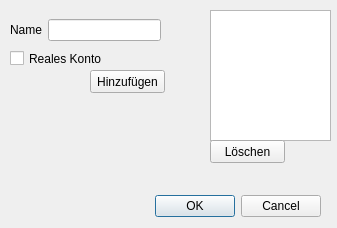
The window that View/src/main/resources/design/ui/accountcategorydialog.ui (marcuskraft/DimeDiaryJavaFx) describes before a commit, drawn with Qt 5.
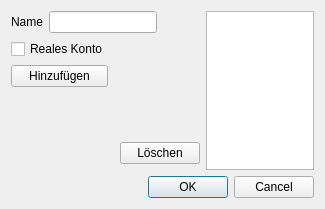
The same window after the commit.

```diff
--- a/View/src/main/resources/design/ui/accountcategorydialog.ui
+++ b/View/src/main/resources/design/ui/accountcategorydialog.ui
@@ -6,22 +6,16 @@
    <rect>
     <x>0</x>
     <y>0</y>
-    <width>337</width>
-    <height>228</height>
+    <width>325</width>
+    <height>209</height>
    </rect>
   </property>
   <property name="windowTitle">
    <string>Kontoart erstellen</string>
   </property>
+  <layout class="QGridLayout" name="gridLayout_2">
+   <item row="7" column="2" colspan="2">
   <widget class="QDialogButtonBox" name="buttonBox">
-   <property name="geometry">
-    <rect>
-     <x>130</x>
-     <y>190</y>
-     <width>191</width>
-     <height>32</height>
-    </rect>
-   </property>
    <property name="orientation">
     <enum>Qt::Horizontal</enum>
    </property>
@@ -29,80 +23,89 @@
     <set>QDialogButtonBox::Cancel|QDialogButtonBox::Ok</set>
    </property>
   </widget>
+   </item>
+   <item row="0" column="0" colspan="3">
+    <layout class="QGridLayout" name="gridLayout">
+     <item row="0" column="0">
+      <widget class="QLabel" name="label">
+       <property name="text">
+        <string>Name</string>
+       </property>
+      </widget>
+     </item>
+     <item row="0" column="1">
+      <widget class="QLineEdit" name="lineEditName"/>
+     </item>
+     <item row="0" column="2">
+      <spacer name="horizontalSpacer_2">
+       <property name="orientation">
+        <enum>Qt::Horizontal</enum>
+       </property>
+       <property name="sizeHint" stdset="0">
+        <size>
+         <width>40</width>
+         <height>20</height>
+        </size>
+       </property>
+      </spacer>
+     </item>
+    </layout>
+   </item>
+   <item row="5" column="2">
+    <widget class="QPushButton" name="pushButtonDelete">
+     <property name="text">
+      <string>Löschen</string>
+     </property>
+    </widget>
+   </item>
+   <item row="3" column="0">
+    <spacer name="verticalSpacer">
+     <property name="orientation">
+      <enum>Qt::Vertical</enum>
+     </property>
+     <property name="sizeHint" stdset="0">
+      <size>
+       <width>20</width>
+       <height>40</height>
+      </size>
+     </property>
+    </spacer>
+   </item>
+   <item row="1" column="0">
   <widget class="QCheckBox" name="checkBoxRealAccount">
-   <property name="geometry">
-    <rect>
-     <x>10</x>
-     <y>50</y>
-     <width>121</width>
-     <height>17</height>
-    </rect>
-   </property>
    <property name="text">
     <string>Reales Konto</string>
    </property>
   </widget>
+   </item>
+   <item row="5" column="1">
+    <spacer name="horizontalSpacer">
+     <property name="orientation">
+      <enum>Qt::Horizontal</enum>
+     </property>
+     <property name="sizeHint" stdset="0">
+      <size>
+       <width>40</width>
+       <height>20</height>
+      </size>
+     </property>
+    </spacer>
+   </item>
+   <item row="0" column="3" rowspan="7">
   <widget class="QListWidget" name="listCategories">
-   <property name="geometry">
-    <rect>
-     <x>210</x>
-     <y>10</y>
-     <width>121</width>
-     <height>131</height>
-    </rect>
-   </property>
    <property name="selectionMode">
     <enum>QAbstractItemView::ExtendedSelection</enum>
    </property>
   </widget>
+   </item>
+   <item row="2" column="0">
   <widget class="QPushButton" name="pushButtonAdd">
-   <property name="geometry">
-    <rect>
-     <x>90</x>
-     <y>70</y>
-     <width>75</width>
-     <height>23</height>
-    </rect>
-   </property>
    <property name="text">
     <string>Hinzufügen</string>
    </property>
   </widget>
-  <widget class="QPushButton" name="pushButtonDelete">
-   <property name="geometry">
-    <rect>
-     <x>210</x>
-     <y>140</y>
-     <width>75</width>
-     <height>23</height>
-    </rect>
-   </property>
-   <property name="text">
-    <string>Löschen</string>
-   </property>
-  </widget>
-  <widget class="QWidget" name="gridLayoutWidget">
-   <property name="geometry">
-    <rect>
-     <x>10</x>
-     <y>10</y>
-     <width>151</width>
-     <height>41</height>
-    </rect>
-   </property>
-   <layout class="QGridLayout" name="gridLayout">
-    <item row="0" column="0">
-     <widget class="QLabel" name="label">
-      <property name="text">
-       <string>Name</string>
-      </property>
-     </widget>
-    </item>
-    <item row="0" column="1">
-     <widget class="QLineEdit" name="lineEditName"/>
-    </item>
-   </layout>
-  </widget>
+   </item>
+  </layout>
  </widget>
  <resources/>
  <connections>
```
Lines whose indentation alone changed are shown as unchanged.
